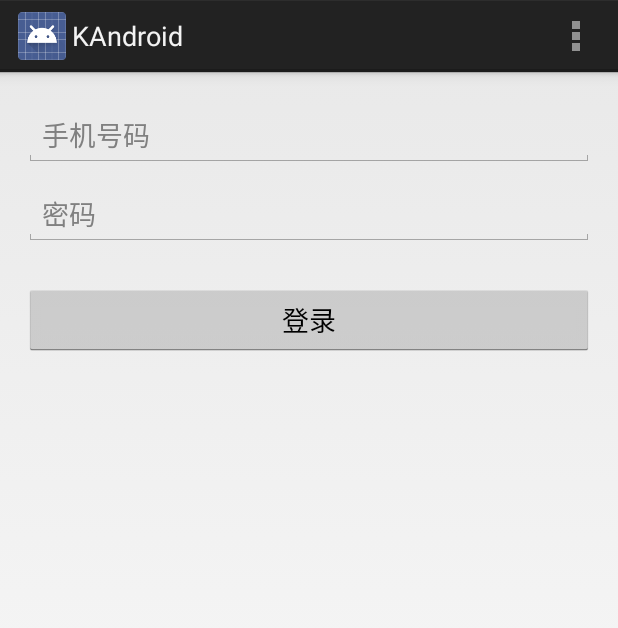
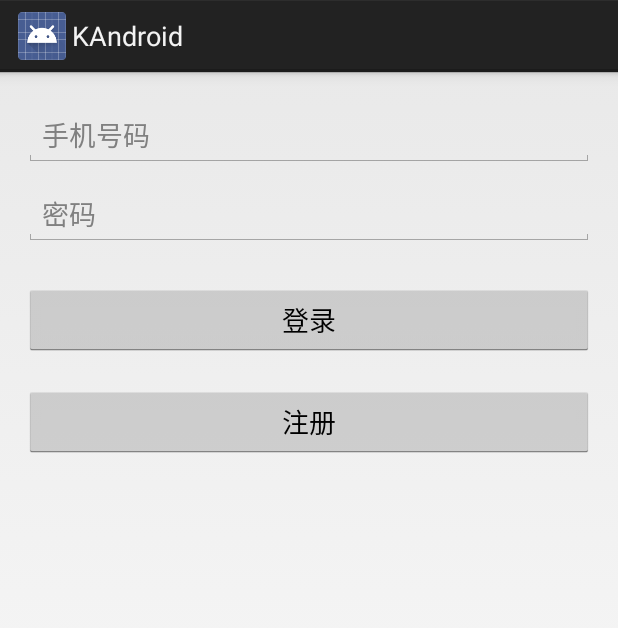
Before and after one commit to keeganlee/kandroid, an Android app: the screen it shows after launch (LoginActivity), on a phone screen of 412 x 824 dp. Shown: the top 628 px of the screen. Run offline under Robolectric (Android 15) with nearby library versions, the phone set to English and light mode, and no system bars.

Commit message:
Move register button from actionbar menu to activity_login, as a common button. This will avoid the menu item invisiable issue on devices that have a physical menu button. Also modify the layout related to btn_send_code, so that it will not showing in multiple lines.

```diff
--- a/app/src/main/java/me/keeganlee/kandroid/activity/LoginActivity.java
+++ b/app/src/main/java/me/keeganlee/kandroid/activity/LoginActivity.java
@@ -17,8 +17,6 @@ package me.keeganlee.kandroid.activity;
 
 import android.content.Intent;
 import android.os.Bundle;
-import android.view.Menu;
-import android.view.MenuItem;
 import android.view.View;
 import android.widget.Button;
 import android.widget.EditText;
@@ -44,26 +42,6 @@ public class LoginActivity extends KBaseActivity {
         setContentView(R.layout.activity_login);
         // 初始化View
         initViews();
-    }
-
-    @Override
-    public boolean onCreateOptionsMenu(Menu menu) {
-        getMenuInflater().inflate(R.menu.menu_login, menu);
-        return true;
-    }
-
-    @Override
-    public boolean onOptionsItemSelected(MenuItem item) {
-        int id = item.getItemId();
-
-        // 如果是注册按钮
-        if (id == R.id.action_register) {
-            Intent intent = new Intent(this, RegisterActivity.class);
-            startActivity(intent);
-            return true;
-        }
-
-        return super.onOptionsItemSelected(item);
     }
 
     // 初始化View
@@ -94,4 +72,10 @@ public class LoginActivity extends KBaseActivity {
             }
         });
     }
+
+    // 进入注册页
+    public void toRegister(View view) {
+        Intent intent = new Intent(this, RegisterActivity.class);
+        startActivity(intent);
+    }
 }
--- a/app/src/main/res/layout/activity_login.xml
+++ b/app/src/main/res/layout/activity_login.xml
@@ -53,4 +53,12 @@
         android:onClick="toLogin"
         android:text="@string/btn_login" />
 
+    <Button
+        android:id="@+id/btn_goto_register"
+        android:layout_width="match_parent"
+        android:layout_height="wrap_content"
+        android:layout_marginBottom="@dimen/btn_vertical_margin"
+        android:onClick="toRegister"
+        android:text="@string/btn_goto_register" />
+
 </LinearLayout>
--- a/app/src/main/res/layout/activity_register.xml
+++ b/app/src/main/res/layout/activity_register.xml
@@ -30,7 +30,7 @@
         android:orientation="horizontal">
         <EditText
             android:id="@+id/edit_phone"
-            android:layout_width="match_parent"
+            android:layout_width="0dp"
             android:layout_height="wrap_content"
             android:layout_weight="1"
             android:layout_marginTop="@dimen/edit_vertical_margin"
@@ -40,9 +40,8 @@
             android:singleLine="true" />
         <Button
             android:id="@+id/btn_send_code"
-            android:layout_width="match_parent"
+            android:layout_width="wrap_content"
             android:layout_height="wrap_content"
-            android:layout_weight="2"
             android:onClick="toSendCode"
             android:text="@string/btn_send_code"/>
     </LinearLayout>
--- a/app/src/main/res/menu/menu_login.xml
+++ /dev/null
@@ -1,25 +0,0 @@
-<!--
- Copyright (C) 2015. Keegan小钢（http://keeganlee.me）
-
- Licensed under the Apache License, Version 2.0 (the "License");
- you may not use this file except in compliance with the License.
- You may obtain a copy of the License at
-
-     http://www.apache.org/licenses/LICENSE-2.0
-
- Unless required by applicable law or agreed to in writing, software
- distributed under the License is distributed on an "AS IS" BASIS,
- WITHOUT WARRANTIES OR CONDITIONS OF ANY KIND, either express or implied.
- See the License for the specific language governing permissions and
- limitations under the License.
--->
-<menu xmlns:android="http://schemas.android.com/apk/res/android"
-    xmlns:app="http://schemas.android.com/apk/res-auto"
-    xmlns:tools="http://schemas.android.com/tools"
-    tools:context="me.keeganlee.kandroid.activity.RegisterActivity">
-    <item
-        android:id="@+id/action_register"
-        android:orderInCategory="100"
-        android:title="@string/action_register"
-        app:showAsAction="always" />
-</menu>
--- a/app/src/main/res/values/strings.xml
+++ b/app/src/main/res/values/strings.xml
@@ -27,6 +27,7 @@
     <!-- 按钮文字 -->
     <string name="btn_login">登录</string>
     <string name="btn_register">注册</string>
+    <string name="btn_goto_register">注册</string>
     <string name="btn_send_code">发送验证码</string>
 
     <!-- EditText hint -->
```
